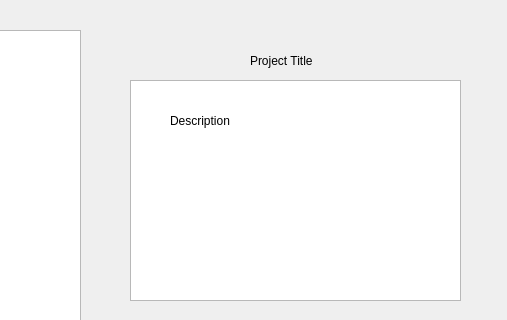
abhinavthukral28/stuPID, file studentmanageprojectview.ui: the form before one commit; both pictures show x 110 to 617 and y 0 to 320 of the 617 by 476 pixel window.
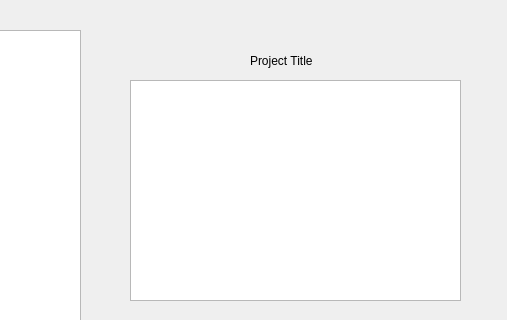
The form after the commit.

The edit to the form file:
```diff
--- a/studentmanageprojectview.ui
+++ b/studentmanageprojectview.ui
@@ -95,7 +95,7 @@
     </rect>
    </property>
    <property name="text">
-    <string>Description</string>
+    <string/>
    </property>
   </widget>
   <widget class="QPushButton" name="RegisterNewProject">
```
